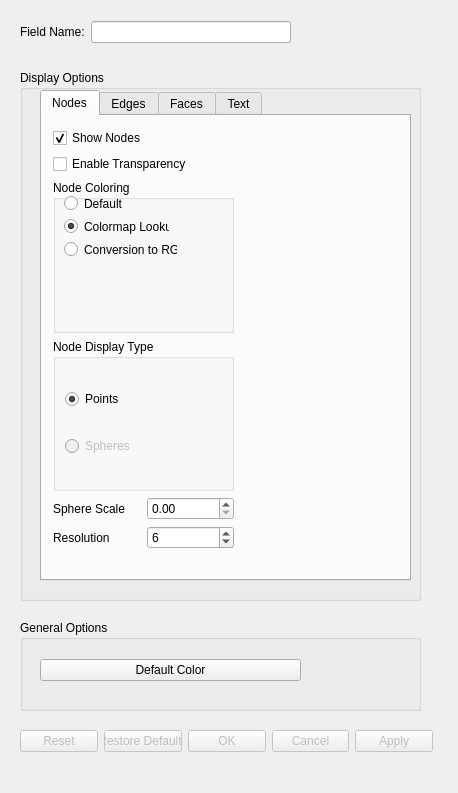
Qt form src/Interface/Modules/Visualization/ShowMesh.ui (SCIInstitute/SCIRun) before a commit.
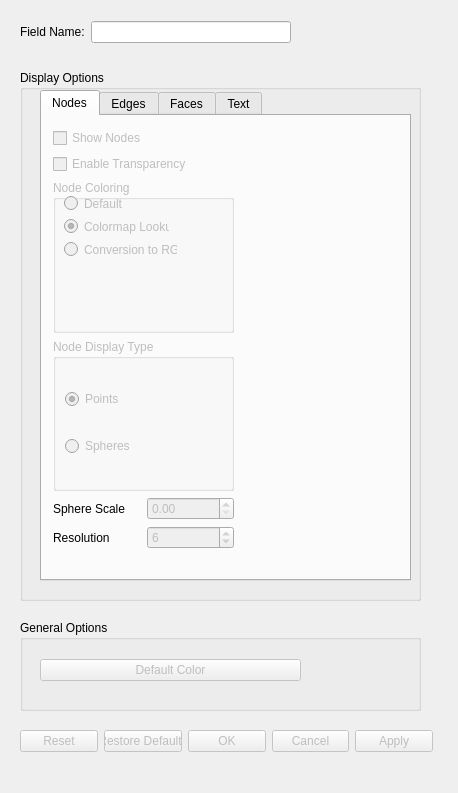
The same form after that commit. The open tabs and pages were chosen to show the change.

Commit message: Disable non-functional showMesh components.

```diff
--- a/src/Interface/Modules/Visualization/ShowMesh.ui
+++ b/src/Interface/Modules/Visualization/ShowMesh.ui
@@ -78,16 +78,25 @@
          <layout class="QGridLayout" name="gridLayout_2">
           <item row="0" column="0">
            <widget class="QCheckBox" name="showNodesCheckBox_">
+            <property name="enabled">
+             <bool>false</bool>
+            </property>
+            <property name="mouseTracking">
+             <bool>true</bool>
+            </property>
             <property name="text">
              <string>Show Nodes</string>
             </property>
             <property name="checked">
-             <bool>true</bool>
+             <bool>false</bool>
             </property>
            </widget>
           </item>
           <item row="1" column="0">
            <widget class="QCheckBox" name="enableTransparencyNodesCheckBox_">
+            <property name="enabled">
+             <bool>false</bool>
+            </property>
             <property name="text">
              <string>Enable Transparency</string>
             </property>
@@ -95,6 +104,9 @@
           </item>
           <item row="2" column="0">
            <widget class="QGroupBox" name="groupBox_3">
+            <property name="enabled">
+             <bool>false</bool>
+            </property>
             <property name="title">
              <string>Node Coloring</string>
             </property>
@@ -144,6 +156,9 @@
           </item>
           <item row="3" column="0">
            <widget class="QGroupBox" name="groupBox_4">
+            <property name="enabled">
+             <bool>false</bool>
+            </property>
             <property name="title">
              <string>Node Display Type</string>
             </property>
@@ -181,7 +196,11 @@
              </widget>
             </item>
             <item>
-             <widget class="QDoubleSpinBox" name="doubleSpinBox"/>
+             <widget class="QDoubleSpinBox" name="doubleSpinBox">
+              <property name="enabled">
+               <bool>false</bool>
+              </property>
+             </widget>
             </item>
            </layout>
           </item>
@@ -196,6 +215,9 @@
             </item>
             <item>
              <widget class="QSpinBox" name="spinBox">
+              <property name="enabled">
+               <bool>false</bool>
+              </property>
               <property name="prefix">
                <string/>
               </property>
@@ -506,6 +528,9 @@
     <layout class="QHBoxLayout" name="horizontalLayout_8">
      <item>
       <widget class="QPushButton" name="pushButton">
+       <property name="enabled">
+        <bool>false</bool>
+       </property>
        <property name="text">
         <string>Default Color</string>
        </property>
```
Left out of the diff: 24 changed lines with no effect on the pictures.
